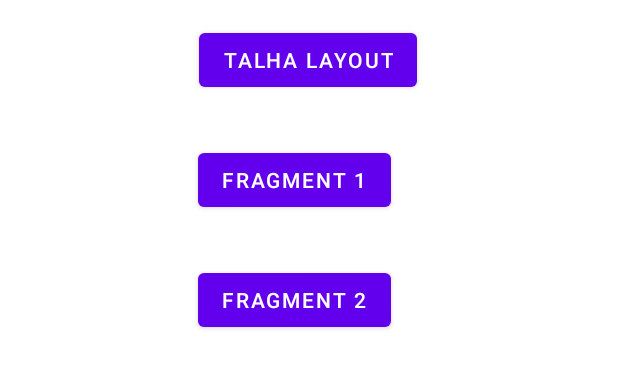
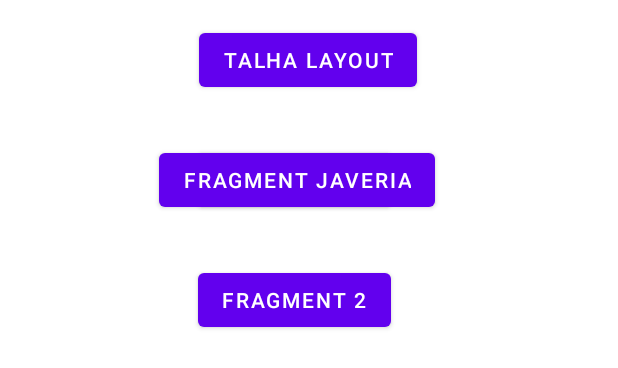
Before and after one commit to Progambler227788/Library, an Android app: the layout activity_main.xml on its own in the app's theme, with its tools: preview values and no code run, on a phone screen of 412 x 824 dp. Shown: the top 368 px of the screen. Run offline under Robolectric (Android 15) with nearby library versions, the phone set to English and light mode, and no system bars.

Commit message:
Update activity_main.xml

```diff
--- a/app/src/main/res/layout/activity_main.xml
+++ b/app/src/main/res/layout/activity_main.xml
@@ -17,7 +17,16 @@
         app:layout_constraintHorizontal_bias="0.466"
         app:layout_constraintStart_toStartOf="parent"
         app:layout_constraintTop_toTopOf="parent" />
-
+ <Button
+        android:id="@+id/buttonjav"
+        android:layout_width="wrap_content"
+        android:layout_height="wrap_content"
+        android:layout_marginTop="96dp"
+        android:text="Fragment Javeria"
+        app:layout_constraintEnd_toEndOf="parent"
+        app:layout_constraintHorizontal_bias="0.466"
+        app:layout_constraintStart_toStartOf="parent"
+        app:layout_constraintTop_toTopOf="parent" />
     <Button
         android:id="@+id/button4"
         android:layout_width="wrap_content"
```
